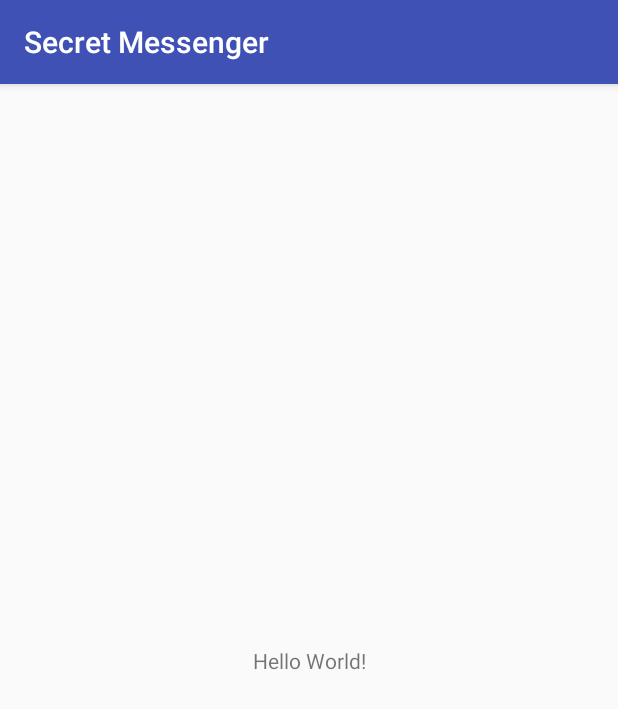
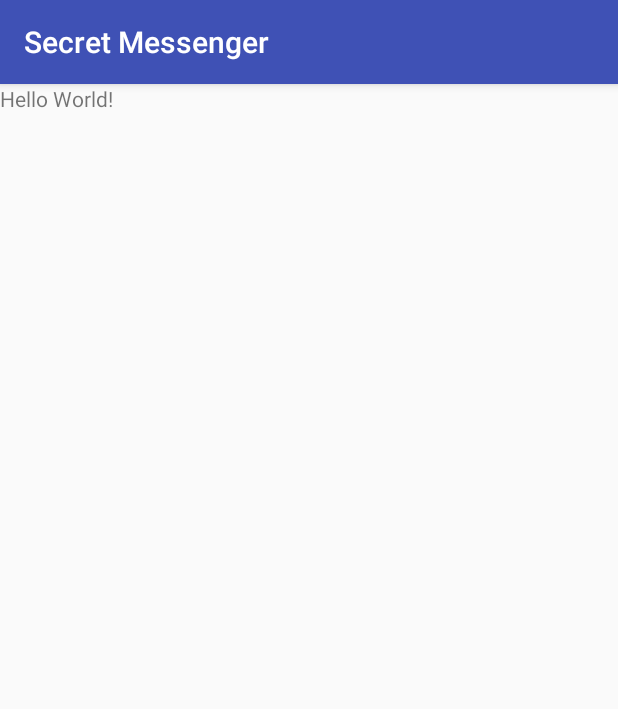
Before and after one commit to elpassion-workshops/android-workshops, an Android app: the screen it shows after launch (MainActivity), on a phone screen of 412 x 824 dp. Shown: the top 709 px of the screen. Run offline under Robolectric (Android 15) with nearby library versions, the phone set to English and light mode, and no system bars.

Commit message:
remove constrain layout with it depenedency

```diff
--- a/app/build.gradle
+++ b/app/build.gradle
@@ -20,11 +20,9 @@ android {
 }
 
 dependencies {
-    compile fileTree(dir: 'libs', include: ['*.jar'])
     androidTestCompile('com.android.support.test.espresso:espresso-core:2.2.2', {
         exclude group: 'com.android.support', module: 'support-annotations'
     })
     compile 'com.android.support:appcompat-v7:24.2.0'
-    compile 'com.android.support.constraint:constraint-layout:1.0.0-alpha7'
     testCompile 'junit:junit:4.12'
 }
--- a/app/src/main/res/layout/main_activity.xml
+++ b/app/src/main/res/layout/main_activity.xml
@@ -1,6 +1,5 @@
 <?xml version="1.0" encoding="utf-8"?>
-<android.support.constraint.ConstraintLayout xmlns:android="http://schemas.android.com/apk/res/android"
-    xmlns:app="http://schemas.android.com/apk/res-auto"
+<LinearLayout xmlns:android="http://schemas.android.com/apk/res/android"
     xmlns:tools="http://schemas.android.com/tools"
     android:id="@+id/main_activity"
     android:layout_width="match_parent"
@@ -10,10 +9,6 @@
     <TextView
         android:layout_width="wrap_content"
         android:layout_height="wrap_content"
-        android:text="Hello World!"
-        app:layout_constraintBottom_toBottomOf="@+id/main_activity"
-        app:layout_constraintLeft_toLeftOf="@+id/main_activity"
-        app:layout_constraintRight_toRightOf="@+id/main_activity"
-        app:layout_constraintTop_toTopOf="@+id/main_activity" />
+        android:text="Hello World!" />
 
-</android.support.constraint.ConstraintLayout>
+</LinearLayout>
```
